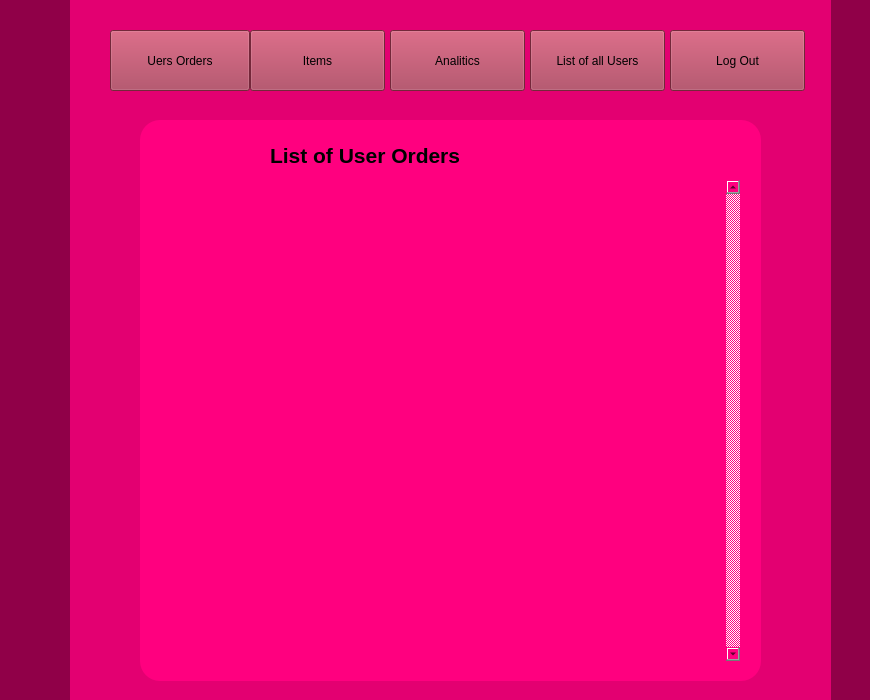
MdTeach/KU_EL, file admin.ui: the form before one commit.
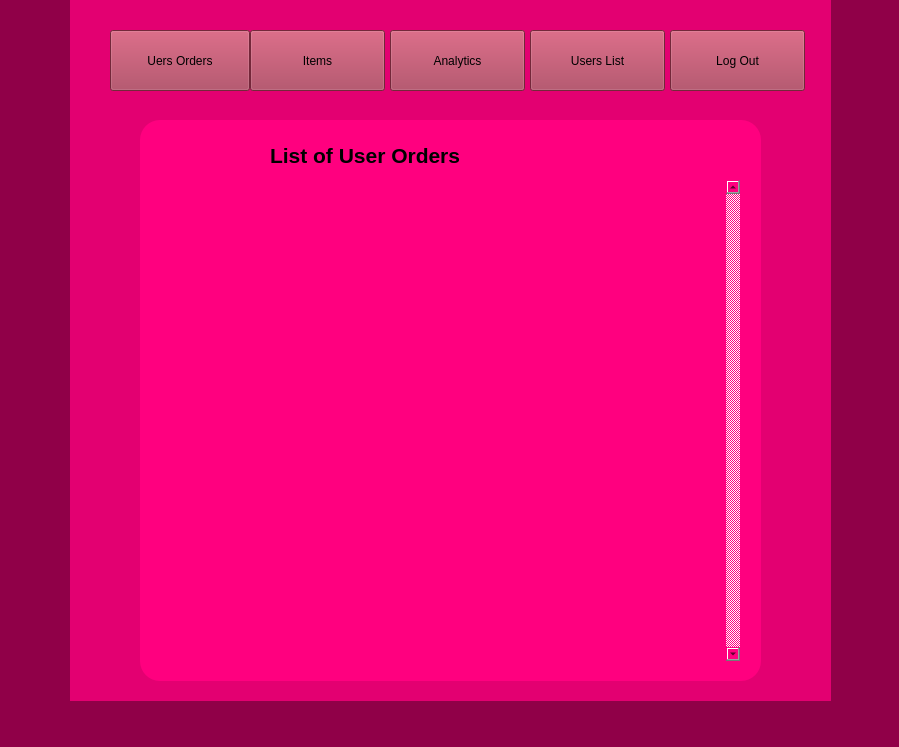
The form after the commit. Custom widgets are drawn as their Qt base class.

The edit to the form file:
```diff
--- a/admin.ui
+++ b/admin.ui
@@ -6,10 +6,22 @@
    <rect>
     <x>0</x>
     <y>0</y>
-    <width>870</width>
-    <height>700</height>
+    <width>899</width>
+    <height>747</height>
    </rect>
   </property>
+  <property name="minimumSize">
+   <size>
+    <width>401</width>
+    <height>271</height>
+   </size>
+  </property>
+  <property name="sizeIncrement">
+   <size>
+    <width>401</width>
+    <height>271</height>
+   </size>
+  </property>
   <property name="windowTitle">
    <string>MainWindow</string>
   </property>
@@ -533,7 +545,7 @@
      <cursorShape>PointingHandCursor</cursorShape>
     </property>
     <property name="text">
-     <string>List of all Users</string>
+     <string>Users List</string>
     </property>
    </widget>
    <widget class="QPushButton" name="listOrderButton_2">
@@ -575,7 +587,7 @@
      <cursorShape>PointingHandCursor</cursorShape>
     </property>
     <property name="text">
-     <string>Analitics</string>
+     <string>Analytics</string>
     </property>
    </widget>
   </widget>
```
Left out of the diff: 2 changed lines with no effect on the pictures.
